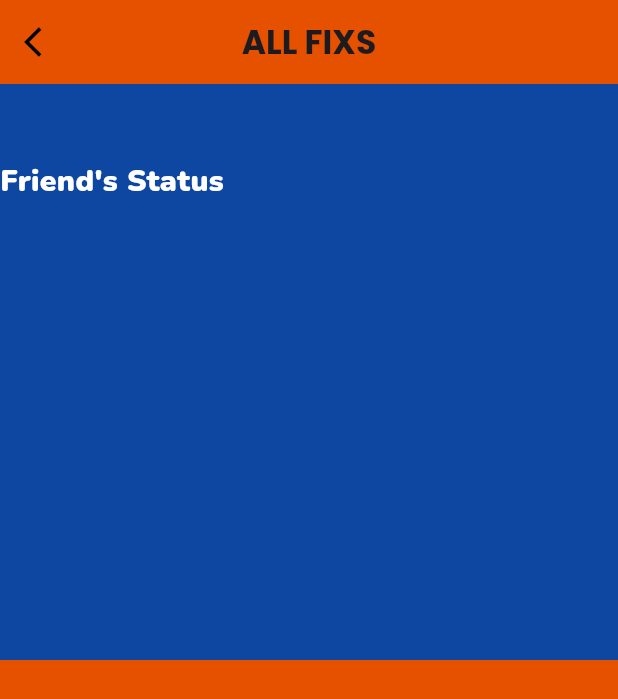
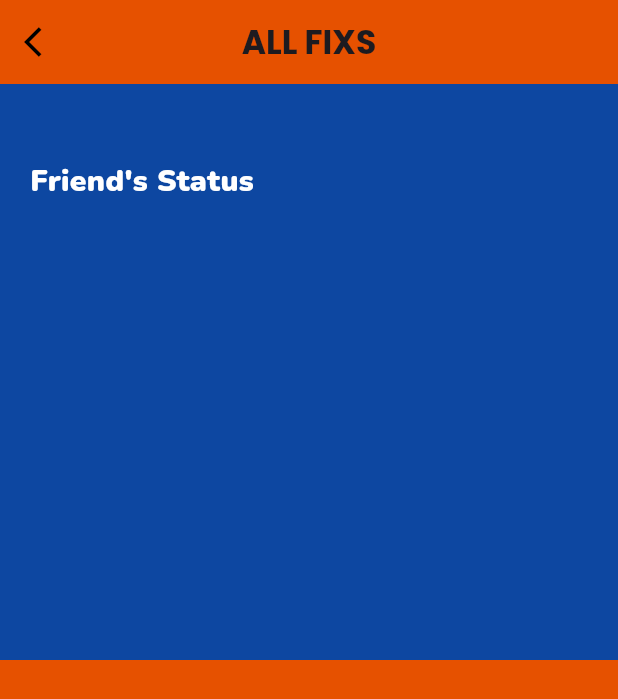
Before and after one commit to kashaf-ud-duja/All_fixs_flutter-projects, a Flutter app: the screen it shows after launch, on a phone screen of 412 x 824 dp. Shown: the top 699 px of the screen. Run offline on Flutter 3.47's test engine with Material 3 defaults, Android fonts, the phone set to English and light mode, and no system bars; our stand-ins replace animated_bottom_navigation_bar, circular_profile_avatar, flutter_sizer, font_awesome_flutter, getwidget, google_fonts and 3 more; missing offline and left inert: dart:html.

Commit message:
user status screen

```diff
--- a/all_fixs/lib/Views/Features/DeviceInfo/UserStatus/user_status.dart
+++ b/all_fixs/lib/Views/Features/DeviceInfo/UserStatus/user_status.dart
@@ -23,7 +23,13 @@ class UserStatus extends StatelessWidget {
           },
         ),
       ),
-      body: Column(
+      body: Container(
+
+        decoration: BoxDecoration(
+          gradient: LinearGradient( colors: [Color(0xFFFAD585), Color(0xFFF47A7D),]
+          )
+        ),
+        child: Column(
           children: [
             Expanded(
               child: Container(
@@ -33,16 +39,22 @@ class UserStatus extends StatelessWidget {
                     SizedBox(
                       height: 50,
                     ),
-                  Row(
-                    children: <Widget>[
-                      Text("Friend's Status",
+                    Padding(
+                      padding: EdgeInsets.symmetric(horizontal: 20),
+                      child: Align(
+                        alignment: Alignment.centerLeft,
+                        child: Text(
+                          "Friend's Status",
                           style: GoogleFonts.nunito(
                             fontWeight: FontWeight.w900,
                             color: Colors.white,
                             fontSize: 20,
                           ),
-                      textAlign: TextAlign.left,)
-                    ],
+                        ),
+                      ),
+                    ),
+                    SizedBox(
+                      height: 50,
                     ),
                   ],
                 ),
@@ -55,6 +67,7 @@ class UserStatus extends StatelessWidget {
             ),
           ],
         ),
+      ),
     );
   }
 }
```
Lines whose indentation alone changed are shown as unchanged.
